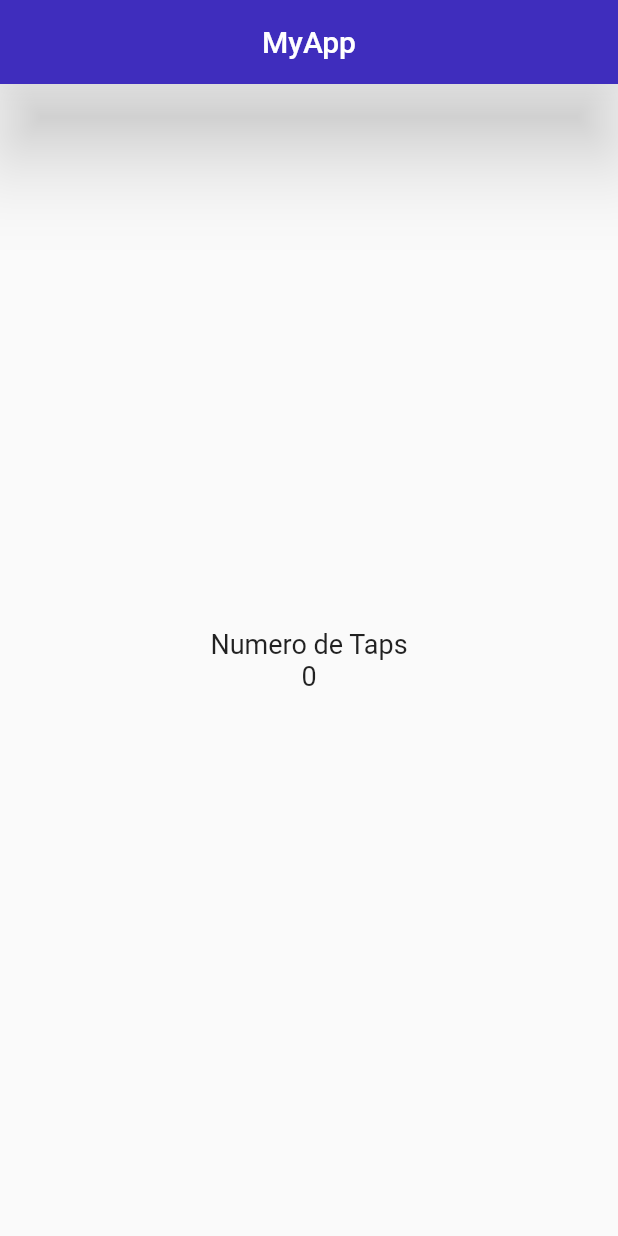
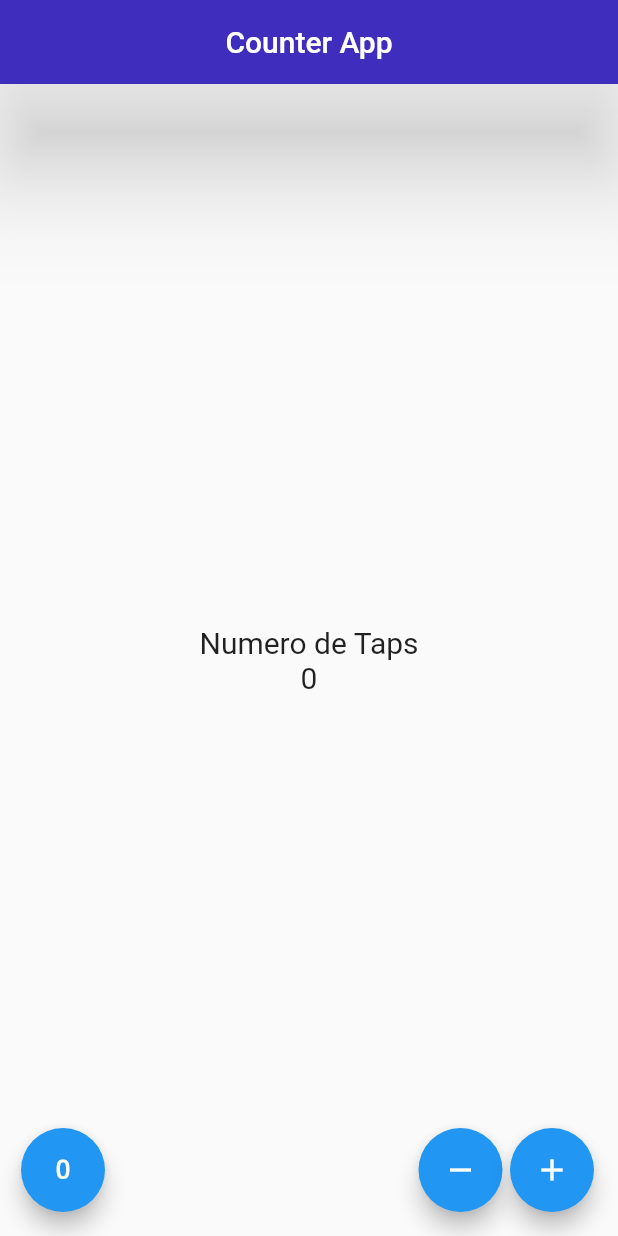
Before and after one commit to byariel95/flutter-sample, a Flutter app: the screen it shows after launch, on a phone screen of 412 x 824 dp. Run offline on Flutter 3.47's test engine with Material 2 defaults, Android fonts, the phone set to English and light mode, and no system bars.

Commit message:
added botoms

```diff
--- a/app_sample/lib/src/app.dart
+++ b/app_sample/lib/src/app.dart
@@ -1,13 +1,17 @@
 import 'package:flutter/material.dart';
-import 'package:app_sample/src/pages/home_page.dart';
+import 'package:app_sample/src/pages/counter_page.dart';
+//import 'package:app_sample/src/pages/home_page.dart';
 
 class MyApp extends StatelessWidget {
 
   @override
   Widget build ( context ) {
     return MaterialApp(
+      debugShowCheckedModeBanner: false,
       home: Center(
-          child:HomePage(),
+          child: CounterPage(),
+
+          //child:HomePage(),
       ),
     );
   }
--- /dev/null
+++ b/app_sample/lib/src/pages/counter_page.dart
@@ -0,0 +1,73 @@
+import 'package:flutter/material.dart';
+import 'package:flutter/rendering.dart';
+
+class CounterPage extends StatefulWidget {
+
+  @override
+  createState() => _CounterPageState();
+
+}
+
+class _CounterPageState extends State<CounterPage>
+{
+
+  final styleText = new TextStyle(fontSize: 20);
+
+  int _counter = 0;
+
+  @override
+  Widget build(BuildContext context)
+  {
+    return Scaffold(
+       appBar: AppBar(
+         title: Text('Counter App'),
+         centerTitle: true,
+         elevation: 30,
+         backgroundColor: Color.fromRGBO(63, 45, 189, 1),
+       ),
+       body: Center(
+         child: Column(
+           mainAxisAlignment: MainAxisAlignment.center,
+           children: <Widget>[
+             Text('Numero de Taps',style: styleText),
+             Text('$_counter', style: styleText),
+
+           ],
+         ),
+       ),
+       //floatingActionButtonLocation: FloatingActionButtonLocation.centerFloat,
+       floatingActionButton: _buildButtons()
+    );
+  }
+
+  Widget _buildButtons ()
+   {
+    return Row(
+      mainAxisAlignment: MainAxisAlignment.end,
+      children: <Widget> [
+        SizedBox( width: 30,),
+        FloatingActionButton( child: Icon(Icons.exposure_zero), onPressed: _delete),
+        Expanded(child: SizedBox()),
+        FloatingActionButton( child: Icon(Icons.remove), onPressed: _decresing),
+        SizedBox( width: 5.0,),
+        FloatingActionButton( child: Icon(Icons.add), onPressed: _addCount)
+      ],
+    );
+   }
+
+   void _addCount()
+   {
+     setState(() => _counter++ );
+   }
+
+   void _delete()
+   {
+     setState(() => _counter=0 );
+   }
+
+   void _decresing()
+   {
+     setState(() => _counter--);
+   }
+
+}
--- a/app_sample/lib/src/pages/home_page.dart
+++ b/app_sample/lib/src/pages/home_page.dart
@@ -2,27 +2,35 @@ import 'package:flutter/material.dart';
 
 class HomePage extends StatelessWidget {
 
-  final styleText = new TextStyle(fontSize: 18);
+  final _styleText = new TextStyle(fontSize: 20); // guin bajo vuelve privado
+
 
   @override
   Widget build(BuildContext context) {
     return Scaffold(
        appBar: AppBar(
-         title: Text('MyApp'),
+         title: Text('Counter App'),
          centerTitle: true,
-         elevation: 25,
+         elevation: 30,
          backgroundColor: Color.fromRGBO(63, 45, 189, 1),
        ),
        body: Center(
          child: Column(
            mainAxisAlignment: MainAxisAlignment.center,
            children: <Widget>[
-             Text('Numero de Taps',style: styleText),
-             Text('0',style: styleText),
+             Text('Numero de Taps',style: _styleText),
+             Text('0',style: _styleText),
 
            ],
          ),
        ),
+       floatingActionButtonLocation: FloatingActionButtonLocation.centerFloat,
+       floatingActionButton: FloatingActionButton(
+         child: Icon(Icons.android),
+         onPressed: () => {
+
+         },
+       ),
     );
   }
 }
```
